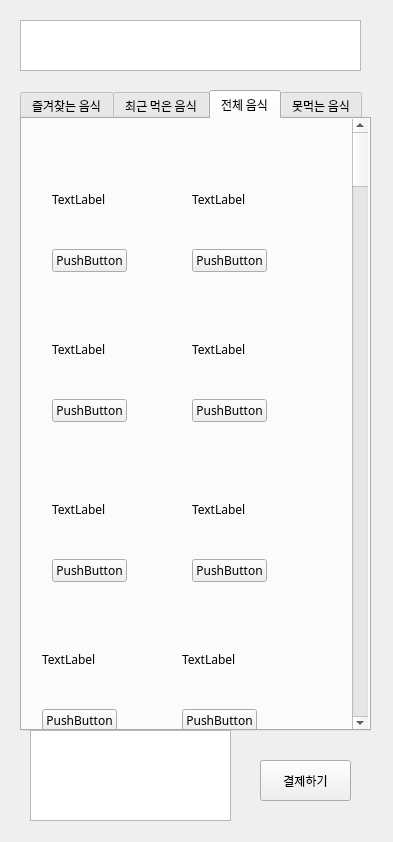
KimSeongHeon/2019_KU-Embbeded-SmartKiosk, file kiosk.ui: the form before one commit.
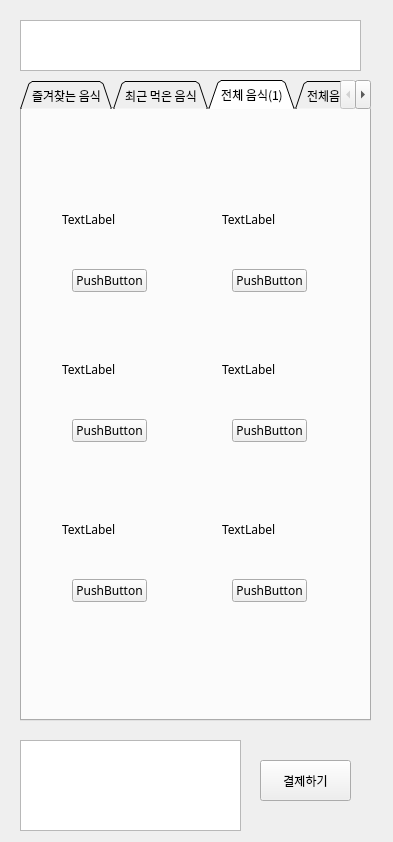
The form after the commit. The open tabs and pages were chosen to show the change.

The edit to the form file:
```diff
--- a/kiosk.ui
+++ b/kiosk.ui
@@ -29,10 +29,13 @@
    </property>
   </widget>
   <widget class="QTabWidget" name="tabWidget">
+   <property name="enabled">
+    <bool>true</bool>
+   </property>
    <property name="geometry">
     <rect>
      <x>20</x>
-     <y>90</y>
+     <y>80</y>
      <width>351</width>
      <height>641</height>
     </rect>
@@ -40,6 +43,12 @@
    <property name="acceptDrops">
     <bool>true</bool>
    </property>
+   <property name="tabPosition">
+    <enum>QTabWidget::North</enum>
+   </property>
+   <property name="tabShape">
+    <enum>QTabWidget::Triangular</enum>
+   </property>
    <property name="currentIndex">
     <number>0</number>
    </property>
@@ -133,26 +142,13 @@
    </widget>
    <widget class="QWidget" name="tab_4">
     <attribute name="title">
-     <string>전체 음식</string>
+     <string>전체 음식(1)</string>
     </attribute>
-    <widget class="QScrollBar" name="verticalScrollBar">
-     <property name="geometry">
-      <rect>
-       <x>330</x>
-       <y>0</y>
-       <width>16</width>
-       <height>611</height>
-      </rect>
-     </property>
-     <property name="orientation">
-      <enum>Qt::Vertical</enum>
-     </property>
-    </widget>
     <widget class="QLabel" name="image_label_3">
      <property name="geometry">
       <rect>
-       <x>30</x>
-       <y>30</y>
+       <x>40</x>
+       <y>60</y>
        <width>100</width>
        <height>100</height>
       </rect>
@@ -164,8 +160,8 @@
     <widget class="QPushButton" name="pushButton_5">
      <property name="geometry">
       <rect>
-       <x>30</x>
-       <y>130</y>
+       <x>50</x>
+       <y>160</y>
        <width>75</width>
        <height>23</height>
       </rect>
@@ -177,8 +173,8 @@
     <widget class="QPushButton" name="pushButton_6">
      <property name="geometry">
       <rect>
-       <x>170</x>
-       <y>130</y>
+       <x>210</x>
+       <y>160</y>
        <width>75</width>
        <height>23</height>
       </rect>
@@ -190,34 +186,8 @@
     <widget class="QLabel" name="image_label_4">
      <property name="geometry">
       <rect>
-       <x>170</x>
-       <y>30</y>
-       <width>100</width>
-       <height>100</height>
-      </rect>
-     </property>
-     <property name="text">
-      <string>TextLabel</string>
-     </property>
-    </widget>
-    <widget class="QLabel" name="image_label_5">
-     <property name="geometry">
-      <rect>
-       <x>30</x>
-       <y>180</y>
-       <width>100</width>
-       <height>100</height>
-      </rect>
-     </property>
-     <property name="text">
-      <string>TextLabel</string>
-     </property>
-    </widget>
-    <widget class="QLabel" name="image_label_6">
-     <property name="geometry">
-      <rect>
-       <x>170</x>
-       <y>180</y>
+       <x>200</x>
+       <y>60</y>
        <width>100</width>
        <height>100</height>
       </rect>
@@ -229,8 +199,8 @@
     <widget class="QPushButton" name="pushButton_7">
      <property name="geometry">
       <rect>
-       <x>30</x>
-       <y>280</y>
+       <x>50</x>
+       <y>310</y>
        <width>75</width>
        <height>23</height>
       </rect>
@@ -239,11 +209,24 @@
       <string>PushButton</string>
      </property>
     </widget>
+    <widget class="QLabel" name="image_label_5">
+     <property name="geometry">
+      <rect>
+       <x>40</x>
+       <y>210</y>
+       <width>100</width>
+       <height>100</height>
+      </rect>
+     </property>
+     <property name="text">
+      <string>TextLabel</string>
+     </property>
+    </widget>
     <widget class="QPushButton" name="pushButton_8">
      <property name="geometry">
       <rect>
-       <x>170</x>
-       <y>280</y>
+       <x>210</x>
+       <y>310</y>
        <width>75</width>
        <height>23</height>
       </rect>
@@ -252,24 +235,24 @@
       <string>PushButton</string>
      </property>
     </widget>
+    <widget class="QLabel" name="image_label_6">
+     <property name="geometry">
+      <rect>
+       <x>200</x>
+       <y>210</y>
+       <width>100</width>
+       <height>100</height>
+      </rect>
+     </property>
+     <property name="text">
+      <string>TextLabel</string>
+     </property>
+    </widget>
     <widget class="QLabel" name="image_label_7">
      <property name="geometry">
       <rect>
-       <x>30</x>
-       <y>340</y>
-       <width>100</width>
-       <height>100</height>
-      </rect>
-     </property>
-     <property name="text">
-      <string>TextLabel</string>
-     </property>
-    </widget>
-    <widget class="QLabel" name="image_label_8">
-     <property name="geometry">
-      <rect>
-       <x>170</x>
-       <y>340</y>
+       <x>200</x>
+       <y>370</y>
        <width>100</width>
        <height>100</height>
       </rect>
@@ -281,8 +264,8 @@
     <widget class="QPushButton" name="pushButton_9">
      <property name="geometry">
       <rect>
-       <x>30</x>
-       <y>440</y>
+       <x>210</x>
+       <y>470</y>
        <width>75</width>
        <height>23</height>
       </rect>
@@ -291,63 +274,24 @@
       <string>PushButton</string>
      </property>
     </widget>
+    <widget class="QLabel" name="image_label_8">
+     <property name="geometry">
+      <rect>
+       <x>40</x>
+       <y>370</y>
+       <width>100</width>
+       <height>100</height>
+      </rect>
+     </property>
+     <property name="text">
+      <string>TextLabel</string>
+     </property>
+    </widget>
     <widget class="QPushButton" name="pushButton_10">
      <property name="geometry">
       <rect>
-       <x>170</x>
-       <y>440</y>
-       <width>75</width>
-       <height>23</height>
-      </rect>
-     </property>
-     <property name="text">
-      <string>PushButton</string>
-     </property>
-    </widget>
-    <widget class="QLabel" name="image_label_9">
-     <property name="geometry">
-      <rect>
-       <x>20</x>
-       <y>490</y>
-       <width>100</width>
-       <height>100</height>
-      </rect>
-     </property>
-     <property name="text">
-      <string>TextLabel</string>
-     </property>
-    </widget>
-    <widget class="QLabel" name="image_label_10">
-     <property name="geometry">
-      <rect>
-       <x>160</x>
-       <y>490</y>
-       <width>100</width>
-       <height>100</height>
-      </rect>
-     </property>
-     <property name="text">
-      <string>TextLabel</string>
-     </property>
-    </widget>
-    <widget class="QPushButton" name="pushButton_11">
-     <property name="geometry">
-      <rect>
-       <x>20</x>
-       <y>590</y>
-       <width>75</width>
-       <height>23</height>
-      </rect>
-     </property>
-     <property name="text">
-      <string>PushButton</string>
-     </property>
-    </widget>
-    <widget class="QPushButton" name="pushButton_12">
-     <property name="geometry">
-      <rect>
-       <x>160</x>
-       <y>590</y>
+       <x>50</x>
+       <y>470</y>
        <width>75</width>
        <height>23</height>
       </rect>
@@ -359,7 +303,7 @@
    </widget>
    <widget class="QWidget" name="tab_3">
     <attribute name="title">
-     <string>못먹는 음식</string>
+     <string>전체음식(2)</string>
     </attribute>
     <widget class="QPushButton" name="pushButton_14">
      <property name="geometry">
@@ -428,12 +372,12 @@
     <string>결제하기</string>
    </property>
   </widget>
-  <widget class="QListView" name="listView">
+  <widget class="QListWidget" name="listWidget">
    <property name="geometry">
     <rect>
-     <x>30</x>
-     <y>730</y>
-     <width>201</width>
+     <x>20</x>
+     <y>740</y>
+     <width>221</width>
      <height>91</height>
     </rect>
    </property>
```
Left out of the diff: 203 changed lines with no effect on the pictures.
